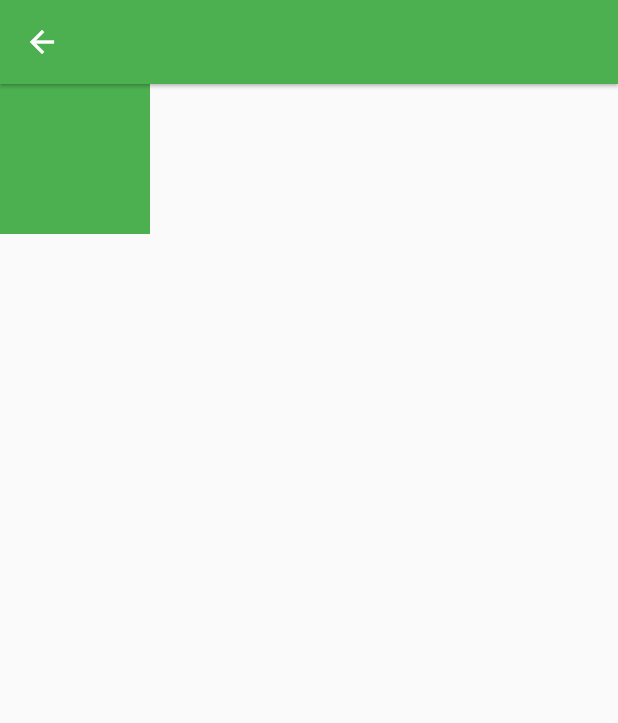
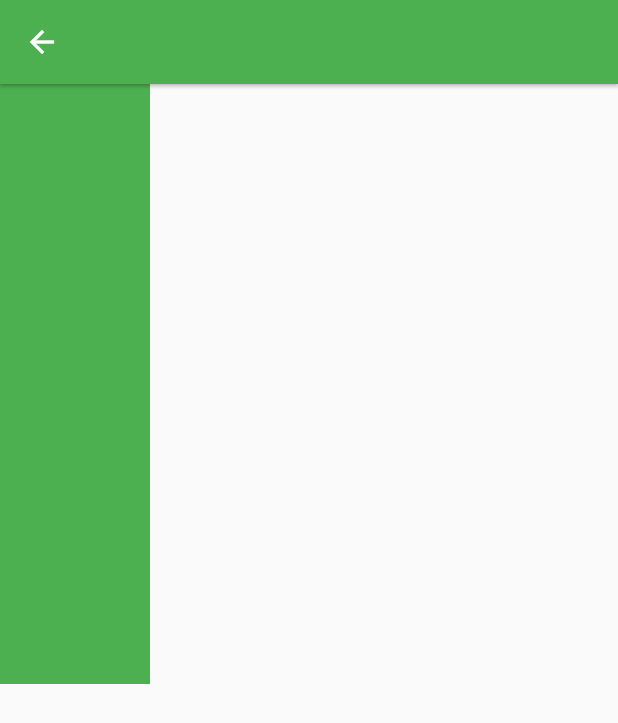
Before and after one commit to ngonzano/componentes, a Flutter app: the screen it shows after launch, after a tap on "boton animado", on a phone screen of 412 x 824 dp. Shown: the top 723 px of the screen. Run offline on Flutter 3.47's test engine with Material 2 defaults, Android fonts, the phone set to English and light mode, and no system bars; network calls fail.

Commit message:
todo bien

```diff
--- a/lib/router/routes.dart
+++ b/lib/router/routes.dart
@@ -22,7 +22,7 @@ class Approutes {
     MenuOption(
         route: 'boton_color_animado',
         icon: Icons.list_alt,
-        screen: BotonAnimado(),
+        screen: ButtonEnable(),
         name: 'boton animado'),
     MenuOption(
         route: 'botonBarVisible',
--- a/lib/widgets/boton_animado.dart
+++ b/lib/widgets/boton_animado.dart
@@ -10,7 +10,16 @@ class ButtonEnable extends StatefulWidget {
 class _ButtonEnableState extends State<ButtonEnable> {
   @override
   Widget build(BuildContext context) {
-    return BotonAnimado();
+    return Scaffold(
+        appBar: AppBar(),
+        body: Column(
+          children: [
+            BotonAnimado(),
+            BotonAnimado(),
+            BotonAnimado(),
+            BotonAnimado(),
+          ],
+        ));
   }
 }
 
@@ -25,9 +34,8 @@ class _BotonAnimadoState extends State<BotonAnimado> {
   bool enable = true;
   @override
   Widget build(BuildContext context) {
-    return Scaffold(
-      appBar: AppBar(),
-      body: InkWell(
+    return SizedBox(
+      child: InkWell(
         onTap: () {
           setState(() {
             enable = !enable;
```
